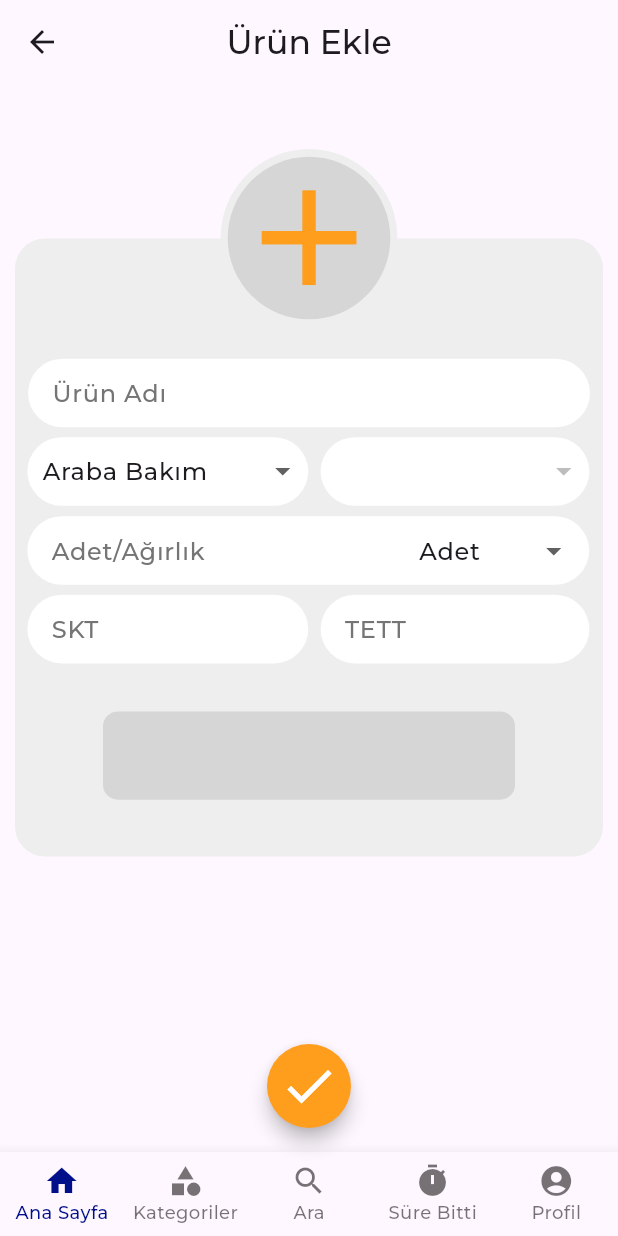
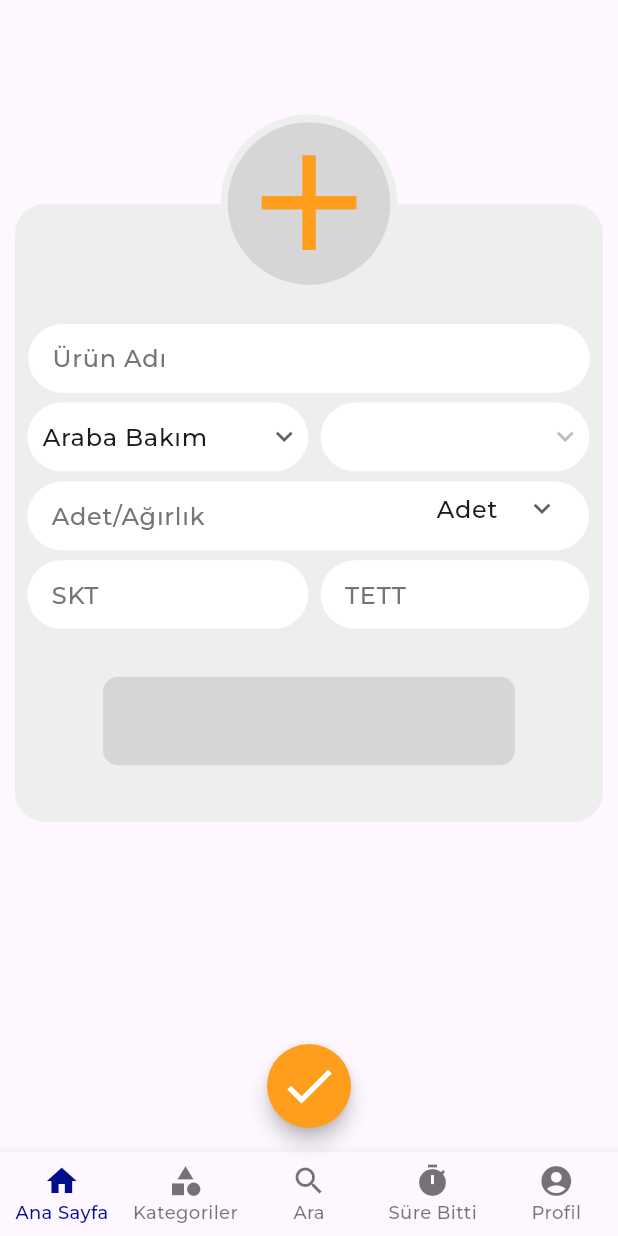
Before and after one commit to tugcekepen/AzCok, a Flutter app: the MyHomePage screen opened by its route, after a tap on the "add" icon, on a phone screen of 412 x 824 dp. Run offline on Flutter 3.47's test engine with Material 2 defaults, Android fonts, the phone set to English and light mode, and no system bars; our stand-ins replace table_calendar; project files that could hold a hidden picture were left out.

Commit message:
Were made the general edits.

```diff
--- a/lib/custom.dart
+++ b/lib/custom.dart
@@ -3,10 +3,14 @@ import 'package:flutter/material.dart';
 class ProjectVariables {
   Size? screenSize;
   Size? logoSize;
+  double? pageTopHeight;
+  EdgeInsetsGeometry? padding;
 
   ProjectVariables(BuildContext context) {
     screenSize = MediaQuery.of(context).size;
     logoSize = MediaQuery.of(context).size * 0.15;
+    pageTopHeight = MediaQuery.of(context).size.height * 0.04;
+    padding = EdgeInsets.only(left: MediaQuery.of(context).size.width * 0.03, right: MediaQuery.of(context).size.width * 0.03);
   }
 }
 class CustomColors {
--- a/lib/main.dart
+++ b/lib/main.dart
@@ -4,7 +4,6 @@ import 'package:azcok/navigation_bar_pages/time_out_page.dart';
 import 'package:azcok/product_add_page.dart';
 import 'package:azcok/splash_screen.dart';
 import 'package:flutter/material.dart';
-import 'package:flutter/services.dart';
 // ignore: depend_on_referenced_packages
 import 'package:intl/date_symbol_data_local.dart'; //initializeDateFormatting() metodu için import edildi
 
@@ -29,7 +28,8 @@ class MyApp extends StatelessWidget {
             foregroundColor: Colors.white,
             backgroundColor: Color.fromARGB(255, 255, 157, 29),
             shape: CircleBorder(),
-            iconSize: 30),
+            elevation: 5,
+            iconSize: 30,),
         fontFamily: "Montserrat",
         useMaterial3: true,
       ),
--- a/lib/navigation_bar_pages/home_page.dart
+++ b/lib/navigation_bar_pages/home_page.dart
@@ -1,6 +1,6 @@
+import 'package:azcok/custom.dart';
 import 'package:flutter/material.dart';
 import 'package:table_calendar/table_calendar.dart';
-
 import '../components/bottom_navigation_bar.dart';
 import '../data/Categories.dart';
 import '../models/Category.dart';
@@ -27,13 +27,26 @@ class _MyHomePageState extends State<MyHomePage> {
   @override
   Widget build(BuildContext context) {
     return Scaffold(
-      appBar: AppBar(
-        backgroundColor: Theme.of(context).appBarTheme.backgroundColor,
-        title: Text("deneme"),
-      ),
       body: Column(children: [
+        SizedBox(height: ProjectVariables(context).pageTopHeight,),
+        Padding(
+          padding: ProjectVariables(context).padding!,
+          child: Row(
+            children: [
+              Expanded(
+                flex: 3,
+                child: Image.asset("lib/images/app_title.png",
+                alignment: Alignment.bottomLeft, height: 30,),
+              ),
+              Expanded(
+                flex:1,
+                child: Image.asset("lib/images/bebekBakim.png", height: 50,),)
+            ]
+
+          ),
+        ),
         SizedBox(
-            height: MediaQuery.of(context).size.height * 0.45,
+            height: MediaQuery.of(context).size.height * 0.49,
             child: TableCalendar(
               firstDay: DateTime(2010, 1, 1),
               lastDay: DateTime(2050, 12, 31),
@@ -58,15 +71,15 @@ class _MyHomePageState extends State<MyHomePage> {
                   formatButtonVisible: false, titleCentered: true),
               onDaySelected: _onDaySelected,
               selectedDayPredicate: (day) => isSameDay(_selectedDay, day),
-            )),
-        const Padding(
-          padding: EdgeInsets.only(left: 15, right: 15),
-          child: Divider(),
+            ),),
+        Padding(
+          padding: ProjectVariables(context).padding!,
+          child: const Divider(),
         ),
         SizedBox(
-          height: MediaQuery.of(context).size.height * 0.3,
+          height: MediaQuery.of(context).size.height * 0.25,
           child: ListView(
-            padding: const EdgeInsets.only(left: 15, right: 15),
+            padding: ProjectVariables(context).padding!,
             shrinkWrap: true,
             children: [
               for (Category category in sortedCategories)
@@ -87,7 +100,6 @@ class _MyHomePageState extends State<MyHomePage> {
         },
         tooltip: 'deneme',
         mini: true,
-        elevation: 5,
         child: const Icon(Icons.add),
       ),
     );
@@ -95,7 +107,7 @@ class _MyHomePageState extends State<MyHomePage> {
 }
 
 class _CustomCalendarStyles {
-  final double height = 35;
+  final double height = 20;
 
   Color weekendTextColor(BuildContext context) {
     return Theme.of(context).primaryColor;
--- a/lib/product_add_page.dart
+++ b/lib/product_add_page.dart
@@ -13,6 +13,11 @@ class ProductAddPage extends StatefulWidget {
 }
 
 class _ProductAddPage extends State<ProductAddPage> {
+  final String hintProductName = "Ürün Adı";
+  final String hintQuantity = "Adet/Ağırlık";
+  final String hintEXP = "SKT";
+  final String hintRCD= "TETT";
+
   List<String> quantities = [
     Quantity.adet,
     Quantity.gram,
@@ -32,9 +37,9 @@ class _ProductAddPage extends State<ProductAddPage> {
   Widget build(BuildContext context) {
     return Scaffold(
       resizeToAvoidBottomInset: false,
-      appBar: AppBar(title: Text("Ürün Ekle")),
       body: Column(
         children: [
+          SizedBox(height: ProjectVariables(context).pageTopHeight,),
           Padding(
             padding: const EdgeInsets.symmetric(horizontal: 10),
             child: Stack(children: [
@@ -95,7 +100,7 @@ class _ProductAddPage extends State<ProductAddPage> {
                     decoration: InputDecoration(
                         filled: true,
                         fillColor: CustomColors().fillColor,
-                        hintText: "Ürün Adı",
+                        hintText: hintProductName,
                         hintStyle: Theme.of(context)
                             .textTheme
                             .bodyLarge
@@ -121,6 +126,8 @@ class _ProductAddPage extends State<ProductAddPage> {
                       child: DropdownButtonHideUnderline(
                         child: DropdownButton<String>(
                             padding: EdgeInsets.only(left: 10, right: 5),
+                            icon: _CustomDropdownButton.buttonIcon,
+                            iconSize: _CustomDropdownButton.buttonIconSize,
                             value: selectedCategory,
                             borderRadius: BorderRadius.circular(10),
                             isExpanded: true,
@@ -131,7 +138,7 @@ class _ProductAddPage extends State<ProductAddPage> {
                                 child: Text(category.categoryName),
                               );
                             }).toList(),
-                            elevation: 5,
+                            elevation: _CustomDropdownButton.buttonElevation,
                             dropdownColor: Colors.blue[50],
                             onChanged: (String? value) {
                               setState(() {
@@ -162,6 +169,8 @@ class _ProductAddPage extends State<ProductAddPage> {
                       child: DropdownButtonHideUnderline(
                         child: DropdownButton<String>(
                             padding: EdgeInsets.only(left: 10, right: 5),
+                            icon: _CustomDropdownButton.buttonIcon,
+                            iconSize: _CustomDropdownButton.buttonIconSize,
                             value: selectedSubCategory,
                             borderRadius: BorderRadius.circular(10),
                             isExpanded: true,
@@ -172,7 +181,7 @@ class _ProductAddPage extends State<ProductAddPage> {
                                 child: Text(subCategory),
                               );
                             }).toList(),
-                            elevation: 5,
+                            elevation: _CustomDropdownButton.buttonElevation,
                             dropdownColor: Colors.blue[50],
                             onChanged: (String? value) {
                               setState(() {
@@ -197,7 +206,7 @@ class _ProductAddPage extends State<ProductAddPage> {
                     decoration: InputDecoration(
                         filled: true,
                         fillColor: CustomColors().fillColor,
-                        hintText: "Adet/Ağırlık",
+                        hintText: hintQuantity,
                         hintStyle: Theme.of(context)
                             .textTheme
                             .bodyLarge
@@ -210,10 +219,14 @@ class _ProductAddPage extends State<ProductAddPage> {
               ),
               Padding(
                 padding: EdgeInsets.only(
-                    top: MediaQuery.of(context).size.height / 2.87,
-                    left: MediaQuery.of(context).size.width / 1.53),
+                    top: MediaQuery.of(context).size.height / 2.8,
+                    left: MediaQuery.of(context).size.width / 1.57),
                 child: DropdownButtonHideUnderline(
                   child: DropdownButton<String>(
+                    icon: _CustomDropdownButton.buttonIcon,
+                    iconSize: _CustomDropdownButton.buttonIconSize,
+                    isDense: true,
+                    alignment: AlignmentDirectional.center,
                       value: selectedQuantity,
                       items: quantities
                           .map((String q) => DropdownMenuItem(
@@ -221,7 +234,7 @@ class _ProductAddPage extends State<ProductAddPage> {
                                 child: Text(q),
                               ))
                           .toList(),
-                      elevation: 5,
+                      elevation: _CustomDropdownButton.buttonElevation,
                       dropdownColor: Colors.blue[50],
                       style: Theme.of(context).textTheme.bodyLarge,
                       borderRadius: BorderRadius.circular(10),
@@ -246,7 +259,7 @@ class _ProductAddPage extends State<ProductAddPage> {
                         decoration: InputDecoration(
                             filled: true,
                             fillColor: CustomColors().fillColor,
-                            hintText: "SKT",
+                            hintText: hintEXP,
                             hintStyle: Theme.of(context)
                                 .textTheme
                                 .bodyLarge
@@ -269,7 +282,7 @@ class _ProductAddPage extends State<ProductAddPage> {
                         decoration: InputDecoration(
                             filled: true,
                             fillColor: CustomColors().fillColor,
-                            hintText: "TETT",
+                            hintText: hintRCD,
                             hintStyle: Theme.of(context)
                                 .textTheme
                                 .bodyLarge
@@ -300,3 +313,9 @@ class _ProductAddPage extends State<ProductAddPage> {
     );
   }
 }
+
+class _CustomDropdownButton {
+  static const Icon buttonIcon = Icon(Icons.keyboard_arrow_down);
+  static const double buttonIconSize = 22;
+  static const int buttonElevation = 5;
+}
```
Also changed, not shown: lib/images/app_title.png (added), pubspec.lock.
